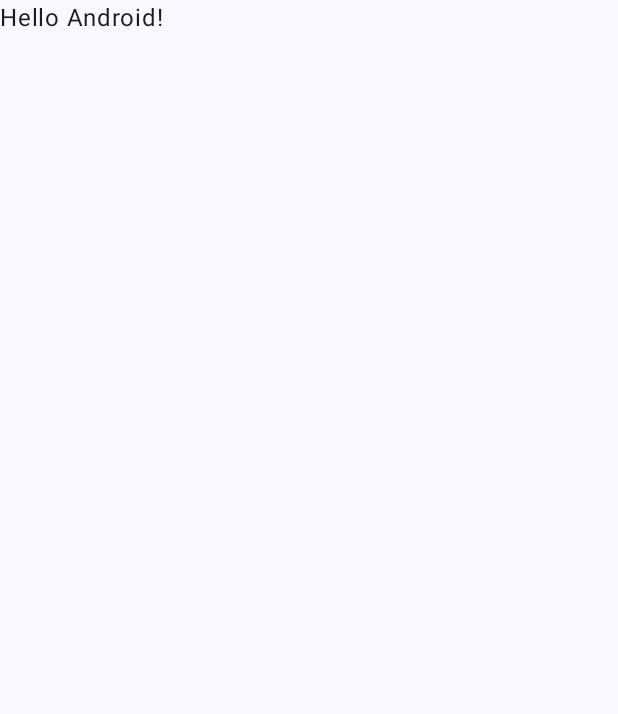
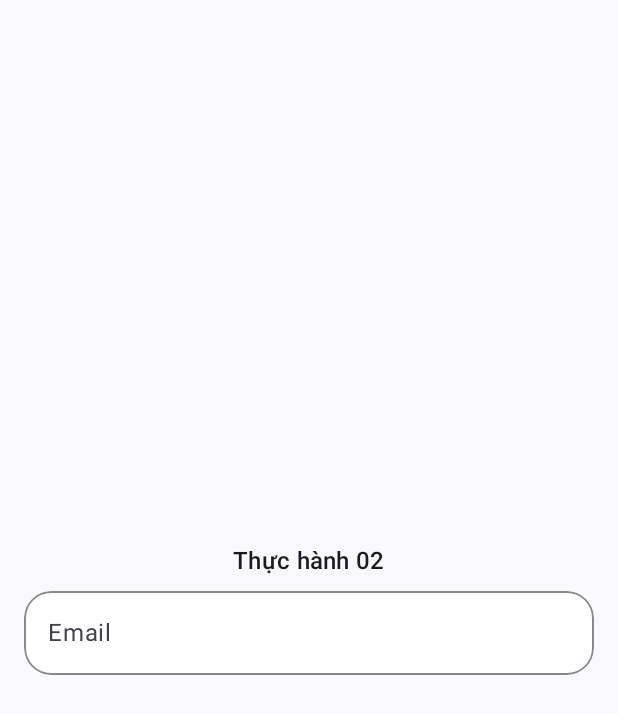
Before and after one commit to Minhhieu3012/android-email-validation, an Android app built with Jetpack Compose: the screen it shows after launch (MainActivity), on a phone screen of 412 x 824 dp. Before the commit the part shown is almost empty. Shown: the top 714 px of the screen. Run offline under Robolectric (Android 15) with nearby library versions, the phone set to English and light mode, and no system bars.

Commit message:
feat: add email validate input with error handling

```diff
--- a/app/src/main/java/vn/edu/ut/hieupm9898/emailvalidation/MainActivity.kt
+++ b/app/src/main/java/vn/edu/ut/hieupm9898/emailvalidation/MainActivity.kt
@@ -4,13 +4,19 @@ import android.os.Bundle
 import androidx.activity.ComponentActivity
 import androidx.activity.compose.setContent
 import androidx.activity.enableEdgeToEdge
-import androidx.compose.foundation.layout.fillMaxSize
-import androidx.compose.foundation.layout.padding
-import androidx.compose.material3.Scaffold
-import androidx.compose.material3.Text
-import androidx.compose.runtime.Composable
+import androidx.compose.foundation.border
+import androidx.compose.foundation.layout.*
+import androidx.compose.foundation.shape.RoundedCornerShape
+import androidx.compose.foundation.text.KeyboardOptions
+import androidx.compose.material3.*
+import androidx.compose.runtime.*
+import androidx.compose.ui.Alignment
 import androidx.compose.ui.Modifier
-import androidx.compose.ui.tooling.preview.Preview
+import androidx.compose.ui.draw.clip
+import androidx.compose.ui.graphics.Color
+import androidx.compose.ui.text.input.KeyboardType
+import androidx.compose.ui.unit.dp
+import androidx.compose.ui.unit.sp
 import vn.edu.ut.hieupm9898.emailvalidation.ui.theme.EmailValidationTheme
 
 class MainActivity : ComponentActivity() {
@@ -19,11 +25,11 @@ class MainActivity : ComponentActivity() {
         enableEdgeToEdge()
         setContent {
             EmailValidationTheme {
-                Scaffold(modifier = Modifier.fillMaxSize()) { innerPadding ->
-                    Greeting(
-                        name = "Android",
-                        modifier = Modifier.padding(innerPadding)
-                    )
+                Surface(
+                    modifier = Modifier.fillMaxSize(),
+                    color = MaterialTheme.colorScheme.background
+                ) {
+                    EmailValidationApp()
                 }
             }
         }
@@ -31,17 +37,55 @@ class MainActivity : ComponentActivity() {
 }
 
 @Composable
-fun Greeting(name: String, modifier: Modifier = Modifier) {
-    Text(
-        text = "Hello $name!",
-        modifier = modifier
-    )
-}
+fun EmailValidationApp() {
+    var email by remember { mutableStateOf("") }
+    var message by remember { mutableStateOf("") }
+    var messageColor by remember { mutableStateOf(Color.Transparent) }
 
-@Preview(showBackground = true)
-@Composable
-fun GreetingPreview() {
-    EmailValidationTheme {
-        Greeting("Android")
+    Column(
+        modifier = Modifier
+            .fillMaxSize()
+            .padding(16.dp),
+        horizontalAlignment = Alignment.CenterHorizontally,
+        verticalArrangement = Arrangement.Center
+    ) {
+        Text(
+            text = "Thực hành 02",
+            style = MaterialTheme.typography.titleMedium,
+            modifier = Modifier.padding(bottom = 8.dp)
+        )
+
+        // Ô nhập email
+        TextField(
+            value = email,
+            onValueChange = { email = it },
+            placeholder = { Text("Email") },
+            singleLine = true,
+            keyboardOptions = KeyboardOptions(keyboardType = KeyboardType.Email),
+            colors = TextFieldDefaults.colors(
+                focusedContainerColor = Color.White,
+                unfocusedContainerColor = Color.White,
+                disabledContainerColor = Color.White,
+                focusedIndicatorColor = Color.Transparent,
+                unfocusedIndicatorColor = Color.Transparent
+            ),
+            modifier = Modifier
+                .fillMaxWidth()
+                .clip(RoundedCornerShape(18.dp))
+                .border(1.dp, Color.Gray, RoundedCornerShape(18.dp))
+        )
+
+        if (message.isNotEmpty()) {
+            Text(
+                text = message,
+                color = messageColor,
+                fontSize = 18.sp,
+                modifier = Modifier
+                    .align(Alignment.CenterHorizontally)
+                    .padding(top = 15.dp, bottom = 15.dp)
+            )
+        } else {
+            Spacer(modifier = Modifier.height(12.dp))
+        }
     }
 }
```
